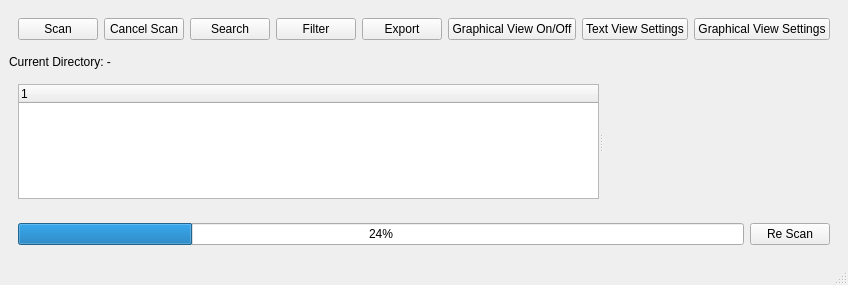
This is Treesize/mainwindow.ui in DPCS3810/project-1-bugdealers as Qt 5 draws it before an edit. The edited form follows.
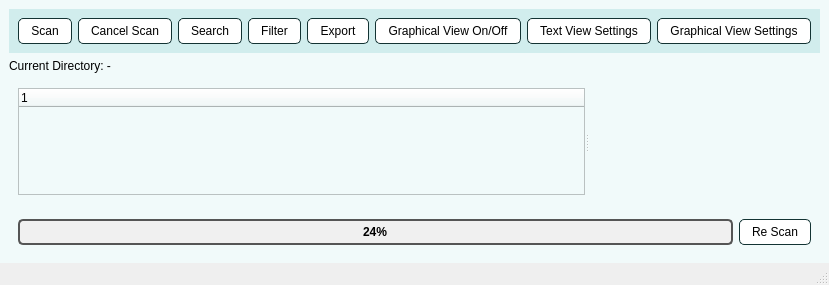
This is the edited form.

Patch:
```diff
--- a/Treesize/mainwindow.ui
+++ b/Treesize/mainwindow.ui
@@ -14,6 +14,11 @@
    <string>MainWindow</string>
   </property>
   <widget class="QWidget" name="centralwidget">
+   <property name="styleSheet">
+    <string notr="true">background-color: #F1FAFA
+
+</string>
+   </property>
    <layout class="QVBoxLayout" name="verticalLayout">
     <item>
      <widget class="QWidget" name="ToolBar" native="true">
@@ -23,6 +28,23 @@
         <verstretch>0</verstretch>
        </sizepolicy>
       </property>
+      <property name="styleSheet">
+       <string notr="true">#ToolBar {
+background-color: #D1EDED;
+}
+#ToolBar QPushButton {
+background-color: white; /* normal button color */
+color: black; /* text color */
+border: 1px solid #133333; /* border color */
+border-radius: 5px; /* rounded corners */
+padding: 5px 12px; /* space inside button */
+}
+/* Hover effect for buttons */
+#ToolBar QPushButton:hover {
+background-color: #F1FAFA; /* darker blue on hover */
+}
+</string>
+      </property>
       <layout class="QHBoxLayout" name="horizontalLayout">
        <item>
         <widget class="QPushButton" name="pushButton_2">
@@ -134,6 +156,25 @@
       <layout class="QHBoxLayout" name="horizontalLayout_3">
        <item>
         <widget class="QProgressBar" name="progressBar">
+         <property name="styleSheet">
+          <string notr="true">/* ProgressBar overall background */
+QProgressBar {
+border: 2px solid #555; /* border around the bar */
+border-radius: 5px; /* rounded corners */
+background-color: #f0f0f0; /* color of the empty part */
+text-align: center; /* center the percentage text */
+font-weight: bold; /* make text bold */
+}
+QProgressBar::chunk {
+background-color: qlineargradient(
+x1:0, y1:0, x2:1, y2:0, /* left to right gradient */
+stop:0 #CCEBEB, /* start color */
+stop:1 #47B8B8 /* end color */
+);
+border-radius: 5px; /* rounded edges for smooth fill */
+}
+</string>
+         </property>
          <property name="value">
           <number>24</number>
          </property>
@@ -141,6 +182,22 @@
        </item>
        <item>
         <widget class="QPushButton" name="pushButton_9">
+         <property name="styleSheet">
+          <string notr="true">/* Styles for the single button */
+#pushButton_9 {
+    background-color: white;       /* normal button color */
+    color: black;                  /* text color */
+    border: 1px solid #133333;    /* border color */
+    border-radius: 5px;            /* rounded corners */
+    padding: 5px 12px;             /* space inside button */
+}
+
+/* Hover effect for the button */
+#pushButton_9:hover {
+    background-color: #F1FAFA;    /* color on hover */
+}
+</string>
+         </property>
          <property name="text">
           <string>Re Scan</string>
          </property>
```
